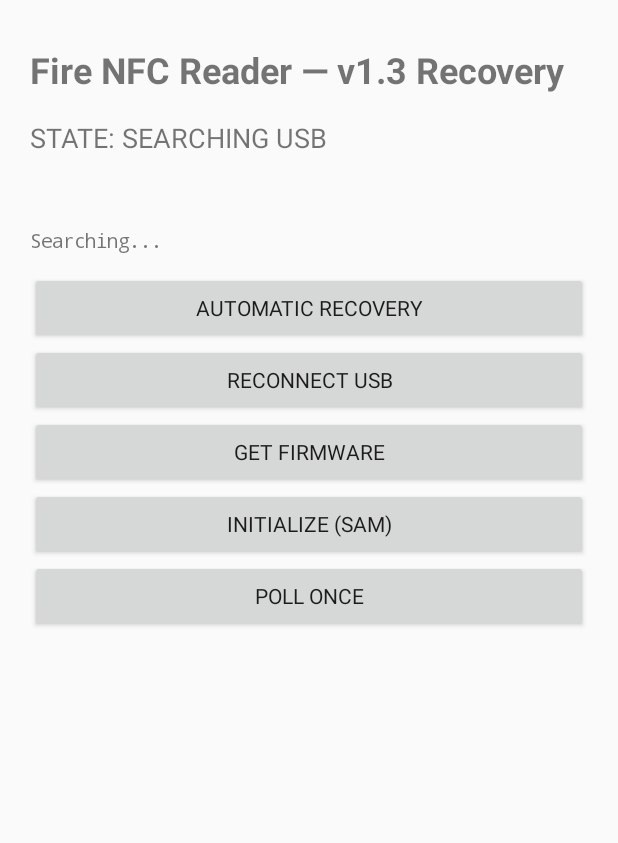
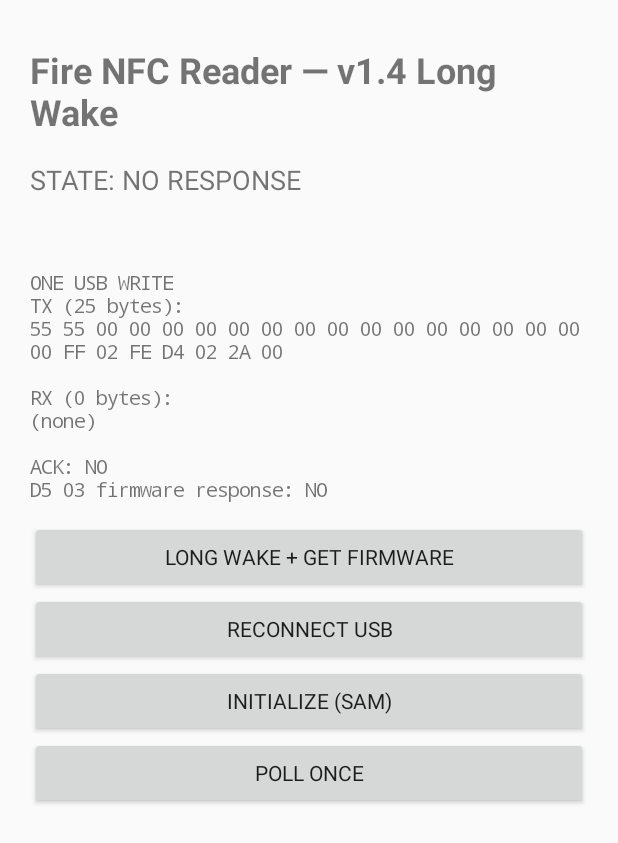
Before and after one commit to jasonwhk/jasonwu, an Android app: the screen it shows after launch (MainActivity), after a tap on "RECONNECT USB", on a phone screen of 412 x 824 dp. Shown: the top 843 px of the screen. Run offline under Robolectric (Android 15) with nearby library versions, the light colour scheme and no system bars; libraries missing offline, so code that uses them is left out: com.hoho.android; 7 statements that could not run were skipped; 1 other tap on this screen came first.

Commit message:
Use long PN532 wake preamble in single write

```diff
--- a/android-nfc-reader/app/src/main/java/com/jasonwu/firenfcreader/MainActivity.java
+++ b/android-nfc-reader/app/src/main/java/com/jasonwu/firenfcreader/MainActivity.java
@@ -3,18 +3,15 @@ import android.app.*; import android.os.*; import android.hardware.usb.*; import
 import com.hoho.android.usbserial.driver.*; import java.util.*;
 public class MainActivity extends Activity {
  static final String ACT="com.jasonwu.firenfcreader.USB_PERMISSION"; TextView status,uid,diag; UsbSerialPort port; UsbManager mgr; Handler ui=new Handler(Looper.getMainLooper()); final Object lock=new Object();
- static final byte[] WAKE={(byte)0x55,(byte)0x55,0,0,0}, FW={0,0,(byte)0xff,2,(byte)0xfe,(byte)0xd4,0x02,0x2a,0}, SAM={0,0,(byte)0xff,5,(byte)0xfb,(byte)0xd4,0x14,0x01,0x14,0x01,0x02,0}, POLL={0,0,(byte)0xff,4,(byte)0xfc,(byte)0xd4,0x4a,0x01,0x00,(byte)0xe1,0};
+ static final byte[] PRE={(byte)0x55,(byte)0x55,0,0,0,0,0,0,0,0,0,0,0,0,0,0}, FW={0,0,(byte)0xff,2,(byte)0xfe,(byte)0xd4,0x02,0x2a,0}, SAM={0,0,(byte)0xff,5,(byte)0xfb,(byte)0xd4,0x14,0x01,0x14,0x01,0x02,0}, POLL={0,0,(byte)0xff,4,(byte)0xfc,(byte)0xd4,0x4a,0x01,0x00,(byte)0xe1,0};
  BroadcastReceiver rx=new BroadcastReceiver(){public void onReceive(Context c,Intent i){if(ACT.equals(i.getAction())){UsbDevice d=i.getParcelableExtra(UsbManager.EXTRA_DEVICE);if(i.getBooleanExtra(UsbManager.EXTRA_PERMISSION_GRANTED,false)&&d!=null)connect(d);else msg("USB permission denied");}}};
- public void onCreate(Bundle b){super.onCreate(b);ScrollView sv=new ScrollView(this);LinearLayout x=new LinearLayout(this);x.setOrientation(LinearLayout.VERTICAL);x.setPadding(30,45,30,30);sv.addView(x);TextView t=new TextView(this);t.setText("Fire NFC Reader — v1.3 Recovery");t.setTextSize(24);t.setTypeface(null,Typeface.BOLD);status=new TextView(this);status.setTextSize(18);status.setPadding(0,25,0,12);uid=new TextView(this);uid.setTextSize(20);uid.setTypeface(Typeface.MONOSPACE,Typeface.BOLD);diag=new TextView(this);diag.setTextSize(13);diag.setTypeface(Typeface.MONOSPACE,Typeface.NORMAL);diag.setTextIsSelectable(true);diag.setPadding(0,18,0,18);x.addView(t);x.addView(status);x.addView(uid);x.addView(diag);
-  add(x,"Automatic Recovery",v->recover());add(x,"Reconnect USB",v->find());add(x,"Get Firmware",v->command("GET FIRMWARE",FW,800));add(x,"Initialize (SAM)",v->command("SAM CONFIG",SAM,800));add(x,"Poll Once",v->command("POLL",POLL,1000));setContentView(sv);mgr=(UsbManager)getSystemService(USB_SERVICE);IntentFilter f=new IntentFilter(ACT);if(Build.VERSION.SDK_INT>=33)registerReceiver(rx,f,Context.RECEIVER_NOT_EXPORTED);else registerReceiver(rx,f);find();}
+ public void onCreate(Bundle b){super.onCreate(b);ScrollView sv=new ScrollView(this);LinearLayout x=new LinearLayout(this);x.setOrientation(LinearLayout.VERTICAL);x.setPadding(30,45,30,30);sv.addView(x);TextView t=new TextView(this);t.setText("Fire NFC Reader — v1.4 Long Wake");t.setTextSize(24);t.setTypeface(null,Typeface.BOLD);status=new TextView(this);status.setTextSize(18);status.setPadding(0,25,0,12);uid=new TextView(this);uid.setTextSize(20);uid.setTypeface(Typeface.MONOSPACE,Typeface.BOLD);diag=new TextView(this);diag.setTextSize(13);diag.setTypeface(Typeface.MONOSPACE,Typeface.NORMAL);diag.setTextIsSelectable(true);diag.setPadding(0,18,0,18);x.addView(t);x.addView(status);x.addView(uid);x.addView(diag);add(x,"Long Wake + Get Firmware",v->longWake());add(x,"Reconnect USB",v->find());add(x,"Initialize (SAM)",v->command("SAM CONFIG",SAM,1000));add(x,"Poll Once",v->command("POLL",POLL,1200));setContentView(sv);mgr=(UsbManager)getSystemService(USB_SERVICE);IntentFilter f=new IntentFilter(ACT);if(Build.VERSION.SDK_INT>=33)registerReceiver(rx,f,Context.RECEIVER_NOT_EXPORTED);else registerReceiver(rx,f);find();}
  void add(LinearLayout x,String s,View.OnClickListener l){Button b=new Button(this);b.setText(s);b.setOnClickListener(l);x.addView(b);}
- void find(){try{if(port!=null)port.close();}catch(Exception e){}port=null;uid.setText("");msg("STATE: SEARCHING USB");dmsg("Searching...");List<UsbSerialDriver>d=UsbSerialProber.getDefaultProber().findAllDrivers(mgr);if(d.isEmpty()){msg("STATE: NO USB DEVICE");return;}UsbDevice u=d.get(0).getDevice();dmsg("USB FOUND\nVID:PID "+String.format(Locale.US,"%04X:%04X",u.getVendorId(),u.getProductId())+"\nPermission: "+mgr.hasPermission(u));if(!mgr.hasPermission(u)){msg("STATE: WAITING FOR USB PERMISSION");mgr.requestPermission(u,PendingIntent.getBroadcast(this,0,new Intent(ACT),Build.VERSION.SDK_INT>=31?PendingIntent.FLAG_MUTABLE:0));}else connect(u);}
- void connect(UsbDevice d){try{UsbSerialDriver q=null;for(UsbSerialDriver z:UsbSerialProber.getDefaultProber().findAllDrivers(mgr))if(z.getDevice().getDeviceId()==d.getDeviceId())q=z;if(q==null)throw new Exception("serial driver not found");port=q.getPorts().get(0);port.open(mgr.openDevice(d));port.setParameters(115200,8,UsbSerialPort.STOPBITS_1,UsbSerialPort.PARITY_NONE);try{port.setDTR(false);port.setRTS(false);}catch(Exception ignored){}msg("STATE: USB SERIAL OPEN");dmsg("Serial OPEN @ 115200 8N1\nDTR=false RTS=false\nTap AUTOMATIC RECOVERY.");}catch(Exception e){msg("STATE: USB CONNECTION ERROR");dmsg(e.toString());}}
- void recover(){if(port==null){msg("STATE: SERIAL NOT OPEN");return;}new Thread(()->{synchronized(lock){StringBuilder log=new StringBuilder("PN532 RECOVERY LOG\n");try{msg("STATE: RECOVERY RUNNING");Thread.sleep(700);boolean[][] lines={{false,false},{true,false},{false,true},{true,true}};int attempt=0;for(boolean[]lr:lines){try{port.setDTR(lr[0]);port.setRTS(lr[1]);}catch(Exception e){log.append("Control lines unsupported: ").append(e.getMessage()).append("\n");}Thread.sleep(200);for(int k=0;k<2;k++){attempt++;drain();port.write(WAKE,1000);Thread.sleep(180);byte[]wr=read(180);drain();port.write(FW,1000);byte[]fr=read(900);log.append("\n#").append(attempt).append(" DTR=").append(lr[0]).append(" RTS=").append(lr[1]).append("\nWake RX: ").append(hex(wr)).append("\nFW RX: ").append(hex(fr)).append("\n");dmsg(log.toString());if(contains(fr,0xd5,0x03)){log.append("✓ PN532 FOUND\n");dmsg(log.toString());msg("STATE: PN532 FOUND — INITIALIZING");drain();port.write(SAM,1000);byte[]sr=read(800);log.append("SAM RX: ").append(hex(sr)).append("\n");dmsg(log.toString());msg(contains(sr,0xd5,0x15)?"STATE: PN532 READY — TRY POLL ONCE":"STATE: FIRMWARE OK, SAM RESPONSE UNCLEAR");return;}Thread.sleep(250);}}msg("STATE: RECOVERY FINISHED — NO PN532 RESPONSE");log.append("\nNo D5 03 firmware response in ").append(attempt).append(" attempts.");dmsg(log.toString());}catch(Exception e){msg("STATE: RECOVERY ERROR");log.append("\nERROR: ").append(e);dmsg(log.toString());}}}).start();}
- void command(String name,byte[]tx,int wait){if(port==null){msg("STATE: SERIAL NOT OPEN");return;}new Thread(()->{synchronized(lock){try{drain();port.write(tx,1000);byte[]a=read(wait);String id=parse(a);if(id!=null){String s=id;ui.post(()->uid.setText("UID: "+s));}msg("STATE: "+name+(a.length>0?" — RX RECEIVED":" — NO RESPONSE"));dmsg("COMMAND: "+name+"\nTX: "+hex(tx)+"\nRX: "+hex(a)+(id!=null?"\n✓ TAG UID: "+id:""));}catch(Exception e){msg("STATE: "+name+" ERROR");dmsg(e.toString());}}}).start();}
- byte[] read(int wait)throws Exception{long end=System.currentTimeMillis()+wait;java.io.ByteArrayOutputStream o=new java.io.ByteArrayOutputStream();byte[]b=new byte[256];while(System.currentTimeMillis()<end){int n=port.read(b,60);if(n>0)o.write(b,0,n);}return o.toByteArray();}
- void drain(){try{byte[]b=new byte[256];while(port.read(b,20)>0){}}catch(Exception e){}}
- boolean contains(byte[]a,int x,int y){for(int i=0;i+1<a.length;i++)if((a[i]&255)==x&&(a[i+1]&255)==y)return true;return false;}String hex(byte[]a){if(a==null||a.length==0)return "(none)";StringBuilder s=new StringBuilder();for(int i=0;i<a.length;i++){if(i>0)s.append(' ');s.append(String.format(Locale.US,"%02X",a[i]&255));}return s.toString();}
- String parse(byte[]a){for(int i=0;i+10<a.length;i++)if((a[i]&255)==0xd5&&(a[i+1]&255)==0x4b&&(a[i+2]&255)>=1){int p=i+3;p++;p+=2;p++;if(p>=a.length)continue;int n=a[p++]&255;if(n<4||n>10||p+n>a.length)continue;StringBuilder s=new StringBuilder();for(int k=0;k<n;k++){if(k>0)s.append(':');s.append(String.format(Locale.US,"%02X",a[p+k]&255));}return s.toString();}return null;}
- void msg(String s){ui.post(()->status.setText(s));}void dmsg(String s){ui.post(()->diag.setText(s));}protected void onDestroy(){try{if(port!=null)port.close();}catch(Exception e){}unregisterReceiver(rx);super.onDestroy();}
+ void find(){try{if(port!=null)port.close();}catch(Exception e){}port=null;uid.setText("");msg("STATE: SEARCHING USB");List<UsbSerialDriver>d=UsbSerialProber.getDefaultProber().findAllDrivers(mgr);if(d.isEmpty()){msg("STATE: NO USB DEVICE");return;}UsbDevice u=d.get(0).getDevice();dmsg("USB FOUND\nVID:PID "+String.format(Locale.US,"%04X:%04X",u.getVendorId(),u.getProductId())+"\nPermission: "+mgr.hasPermission(u));if(!mgr.hasPermission(u)){msg("STATE: WAITING FOR USB PERMISSION");mgr.requestPermission(u,PendingIntent.getBroadcast(this,0,new Intent(ACT),Build.VERSION.SDK_INT>=31?PendingIntent.FLAG_MUTABLE:0));}else connect(u);}
+ void connect(UsbDevice d){try{UsbSerialDriver q=null;for(UsbSerialDriver z:UsbSerialProber.getDefaultProber().findAllDrivers(mgr))if(z.getDevice().getDeviceId()==d.getDeviceId())q=z;if(q==null)throw new Exception("serial driver not found");port=q.getPorts().get(0);port.open(mgr.openDevice(d));port.setParameters(115200,8,UsbSerialPort.STOPBITS_1,UsbSerialPort.PARITY_NONE);msg("STATE: USB SERIAL OPEN");dmsg("Serial OPEN @ 115200 8N1\n\nTap LONG WAKE + GET FIRMWARE.");}catch(Exception e){msg("STATE: USB CONNECTION ERROR");dmsg(e.toString());}}
+ void longWake(){if(port==null){msg("STATE: SERIAL NOT OPEN");return;}new Thread(()->{synchronized(lock){try{msg("STATE: SENDING LONG WAKE + FIRMWARE");drain();byte[]wire=new byte[PRE.length+FW.length];System.arraycopy(PRE,0,wire,0,PRE.length);System.arraycopy(FW,0,wire,PRE.length,FW.length);port.write(wire,1500);byte[]a=read(2500);boolean ack=containsSeq(a,new int[]{0,0,255,0,255,0}),fw=contains(a,0xd5,0x03);msg(fw?"STATE: PN532 FOUND!":(a.length>0?"STATE: RX RECEIVED — PN532 NOT VERIFIED":"STATE: NO RESPONSE"));dmsg("ONE USB WRITE\nTX ("+wire.length+" bytes):\n"+hex(wire)+"\n\nRX ("+a.length+" bytes):\n"+hex(a)+"\n\nACK: "+(ack?"YES":"NO")+"\nD5 03 firmware response: "+(fw?"YES":"NO"));if(fw){Thread.sleep(100);drain();port.write(SAM,1000);byte[]s=read(1200);dmsg("PN532 FOUND\nFirmware RX: "+hex(a)+"\nSAM RX: "+hex(s));msg(contains(s,0xd5,0x15)?"STATE: PN532 READY — TRY POLL ONCE":"STATE: PN532 FOUND — SAM RESPONSE UNCLEAR");}}catch(Exception e){msg("STATE: LONG WAKE ERROR");dmsg(e.toString());}}}).start();}
+ void command(String name,byte[]tx,int wait){if(port==null){msg("STATE: SERIAL NOT OPEN");return;}new Thread(()->{synchronized(lock){try{drain();port.write(tx,1000);byte[]a=read(wait);String id=parse(a);if(id!=null){String s=id;ui.post(()->uid.setText("UID: "+s));}msg("STATE: "+name+(a.length>0?" — RX RECEIVED":" — NO RESPONSE"));dmsg("COMMAND: "+name+"\nTX: "+hex(tx)+"\nRX: "+hex(a)+(id!=null?"\nTAG UID: "+id:""));}catch(Exception e){msg("STATE: "+name+" ERROR");dmsg(e.toString());}}}).start();}
+ byte[] read(int wait)throws Exception{long end=System.currentTimeMillis()+wait;java.io.ByteArrayOutputStream o=new java.io.ByteArrayOutputStream();byte[]b=new byte[256];while(System.currentTimeMillis()<end){int n=port.read(b,80);if(n>0)o.write(b,0,n);}return o.toByteArray();}void drain(){try{byte[]b=new byte[256];while(port.read(b,20)>0){}}catch(Exception e){}}
+ boolean contains(byte[]a,int x,int y){for(int i=0;i+1<a.length;i++)if((a[i]&255)==x&&(a[i+1]&255)==y)return true;return false;}boolean containsSeq(byte[]a,int[]q){outer:for(int i=0;i+q.length<=a.length;i++){for(int j=0;j<q.length;j++)if((a[i+j]&255)!=q[j])continue outer;return true;}return false;}String hex(byte[]a){if(a==null||a.length==0)return "(none)";StringBuilder s=new StringBuilder();for(int i=0;i<a.length;i++){if(i>0)s.append(' ');s.append(String.format(Locale.US,"%02X",a[i]&255));}return s.toString();}
+ String parse(byte[]a){for(int i=0;i+10<a.length;i++)if((a[i]&255)==0xd5&&(a[i+1]&255)==0x4b&&(a[i+2]&255)>=1){int p=i+3;p++;p+=2;p++;if(p>=a.length)continue;int n=a[p++]&255;if(n<4||n>10||p+n>a.length)continue;StringBuilder s=new StringBuilder();for(int k=0;k<n;k++){if(k>0)s.append(':');s.append(String.format(Locale.US,"%02X",a[p+k]&255));}return s.toString();}return null;}void msg(String s){ui.post(()->status.setText(s));}void dmsg(String s){ui.post(()->diag.setText(s));}protected void onDestroy(){try{if(port!=null)port.close();}catch(Exception e){}unregisterReceiver(rx);super.onDestroy();}
 }
```
